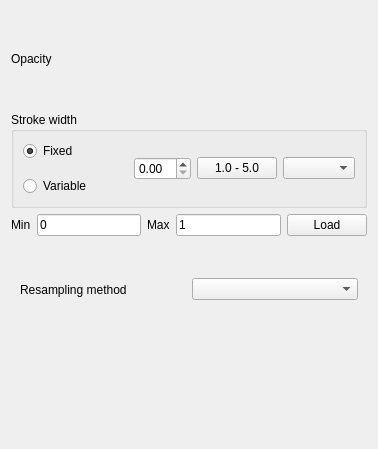
The window that src/ui/mesh/qgsmeshrendererscalarsettingswidgetbase.ui (vcloarec/QGIS) describes before a commit, drawn with Qt 5.
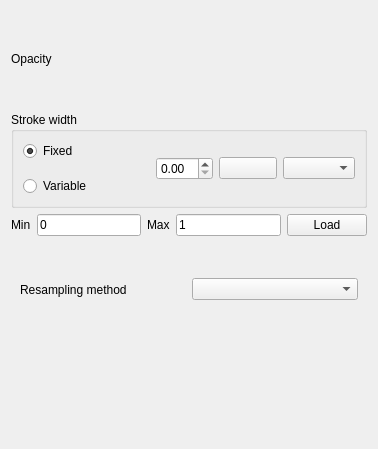
The same window after the commit. Custom widgets are drawn as their Qt base class.

The edit to the form file:
```diff
--- a/src/ui/mesh/qgsmeshrendererscalarsettingswidgetbase.ui
+++ b/src/ui/mesh/qgsmeshrendererscalarsettingswidgetbase.ui
@@ -63,9 +63,6 @@
           <verstretch>0</verstretch>
          </sizepolicy>
         </property>
-        <property name="text">
-         <string>1.0 - 5.0</string>
-        </property>
        </widget>
       </item>
       <item row="0" column="2" rowspan="3">
@@ -183,6 +180,11 @@
    <header>raster/qgscolorrampshaderwidget.h</header>
    <container>1</container>
   </customwidget>
+  <customwidget>
+   <class>QgsMeshStrokeWidthVaryingButton</class>
+   <extends>QPushButton</extends>
+   <header>qgsmeshstrokewidthvaryingwidget.h</header>
+  </customwidget>
  </customwidgets>
  <resources/>
  <connections/>
```
Left out of the diff: 2 changed lines with no effect on the pictures.
